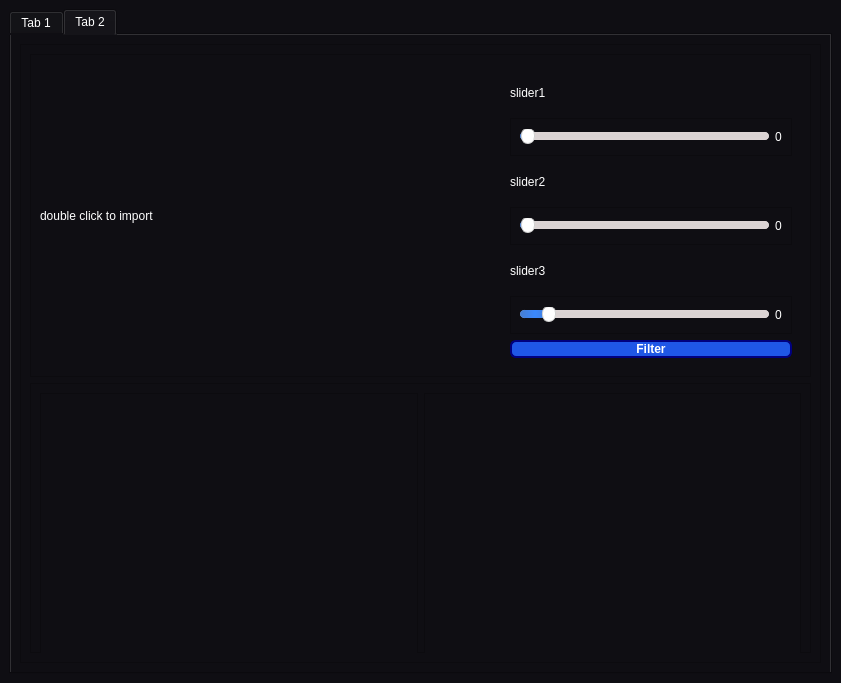
Above: UI.ui from Eagle-E-Y-E/Task2-Edge-Detection before the change. Below: the same form after it.
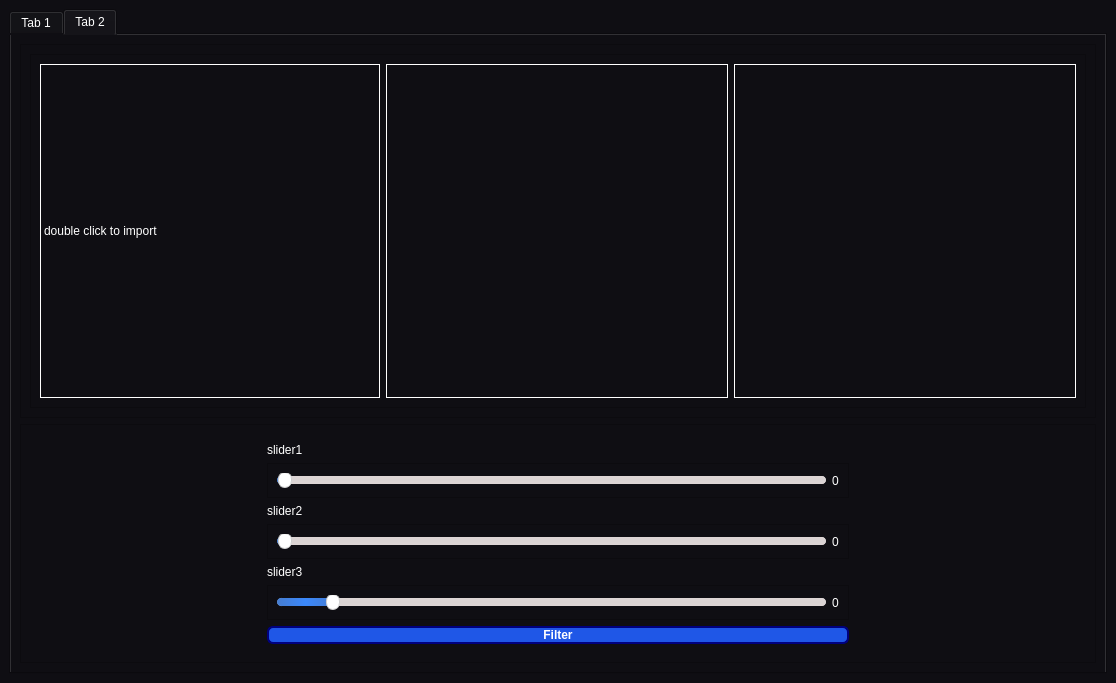
That is the form after the change. The open tabs and pages were chosen to show the change. Icons and pictures are not drawn.

```diff
--- a/UI.ui
+++ b/UI.ui
@@ -6,7 +6,7 @@
    <rect>
     <x>0</x>
     <y>0</y>
-    <width>841</width>
+    <width>1116</width>
     <height>683</height>
    </rect>
   </property>
@@ -723,8 +723,8 @@
        <attribute name="title">
         <string>Tab 2</string>
        </attribute>
-       <layout class="QVBoxLayout" name="verticalLayout_3">
-        <item>
+       <layout class="QGridLayout" name="gridLayout">
+        <item row="1" column="0">
          <widget class="QFrame" name="frame_3">
           <property name="frameShape">
            <enum>QFrame::StyledPanel</enum>
@@ -732,34 +732,96 @@
           <property name="frameShadow">
            <enum>QFrame::Raised</enum>
           </property>
-          <layout class="QVBoxLayout" name="verticalLayout_4">
+          <layout class="QHBoxLayout" name="horizontalLayout_11">
            <item>
-            <widget class="QFrame" name="frame_4">
+            <widget class="QFrame" name="frame_5">
+             <property name="maximumSize">
+              <size>
+               <width>16777215</width>
+               <height>16777215</height>
+              </size>
+             </property>
              <property name="frameShape">
               <enum>QFrame::StyledPanel</enum>
              </property>
              <property name="frameShadow">
               <enum>QFrame::Raised</enum>
              </property>
-             <layout class="QHBoxLayout" name="horizontalLayout_3">
+             <layout class="QHBoxLayout" name="horizontalLayout_14">
               <item>
                <widget class="QLabel" name="filter_input">
                 <property name="minimumSize">
                  <size>
-                  <width>0</width>
-                  <height>300</height>
+                  <width>340</width>
+                  <height>0</height>
                  </size>
                 </property>
+                <property name="frameShape">
+                 <enum>QFrame::Box</enum>
+                </property>
                 <property name="text">
                  <string>double click to import</string>
                 </property>
                </widget>
               </item>
               <item>
+               <widget class="QGraphicsView" name="filter_output1">
+                <property name="minimumSize">
+                 <size>
+                  <width>0</width>
+                  <height>0</height>
+                 </size>
+                </property>
+                <property name="frameShape">
+                 <enum>QFrame::Box</enum>
+                </property>
+                <property name="frameShadow">
+                 <enum>QFrame::Plain</enum>
+                </property>
+               </widget>
+              </item>
+              <item>
+               <widget class="QGraphicsView" name="filter_output2">
+                <property name="minimumSize">
+                 <size>
+                  <width>0</width>
+                  <height>0</height>
+                 </size>
+                </property>
+                <property name="frameShape">
+                 <enum>QFrame::Box</enum>
+                </property>
+                <property name="frameShadow">
+                 <enum>QFrame::Plain</enum>
+                </property>
+               </widget>
+              </item>
+             </layout>
+            </widget>
+           </item>
+          </layout>
+         </widget>
+        </item>
+        <item row="2" column="0">
+         <widget class="QFrame" name="frame_4">
+          <property name="maximumSize">
+           <size>
+            <width>16777215</width>
+            <height>250</height>
+           </size>
+          </property>
+          <property name="frameShape">
+           <enum>QFrame::StyledPanel</enum>
+          </property>
+          <property name="frameShadow">
+           <enum>QFrame::Raised</enum>
+          </property>
+          <layout class="QHBoxLayout" name="horizontalLayout_3">
+           <item>
                <widget class="QWidget" name="widget_7" native="true">
                 <property name="maximumSize">
                  <size>
-                  <width>300</width>
+               <width>600</width>
                   <height>16777215</height>
                  </size>
                 </property>
@@ -898,47 +960,6 @@
                    </property>
                    <property name="text">
                     <string>Filter</string>
-                   </property>
-                  </widget>
-                 </item>
-                </layout>
-               </widget>
-              </item>
-             </layout>
-            </widget>
-           </item>
-           <item>
-            <widget class="QFrame" name="frame_5">
-             <property name="maximumSize">
-              <size>
-               <width>16777215</width>
-               <height>270</height>
-              </size>
-             </property>
-             <property name="frameShape">
-              <enum>QFrame::StyledPanel</enum>
-             </property>
-             <property name="frameShadow">
-              <enum>QFrame::Raised</enum>
-             </property>
-             <layout class="QHBoxLayout" name="horizontalLayout_14">
-              <item>
-               <widget class="QGraphicsView" name="filter_output1">
-                <property name="minimumSize">
-                 <size>
-                  <width>0</width>
-                  <height>300</height>
-                 </size>
-                </property>
-               </widget>
-              </item>
-              <item>
-               <widget class="QGraphicsView" name="filter_output2">
-                <property name="minimumSize">
-                 <size>
-                  <width>0</width>
-                  <height>300</height>
-                 </size>
                 </property>
                </widget>
               </item>
```
Lines whose indentation alone changed are shown as unchanged.
